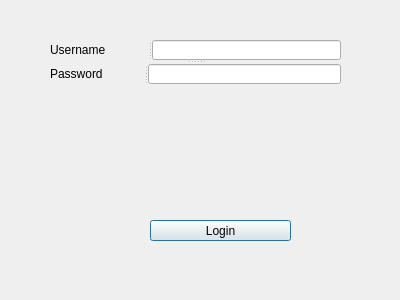
leafo/itchio-app-old, file logindialog.ui: the form before one commit.
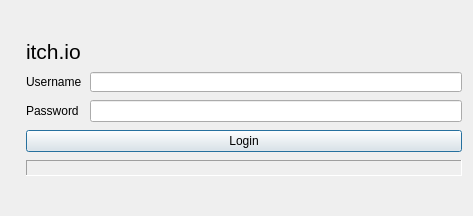
The form after the commit. Icons and pictures are not drawn.

Commit message: redesign login view

What changed in the file:
```diff
--- a/logindialog.ui
+++ b/logindialog.ui
@@ -6,74 +6,127 @@
    <rect>
     <x>0</x>
     <y>0</y>
-    <width>400</width>
-    <height>300</height>
+    <width>473</width>
+    <height>216</height>
    </rect>
   </property>
   <property name="windowTitle">
    <string>Dialog</string>
   </property>
-  <widget class="QPushButton" name="loginButton">
-   <property name="geometry">
-    <rect>
-     <x>150</x>
-     <y>220</y>
-     <width>141</width>
-     <height>21</height>
-    </rect>
+  <layout class="QHBoxLayout" name="horizontalLayout">
+   <property name="spacing">
+    <number>8</number>
    </property>
-   <property name="text">
-    <string>Login</string>
-   </property>
-  </widget>
-  <widget class="QLabel" name="statusLabel">
-   <property name="geometry">
-    <rect>
-     <x>100</x>
-     <y>160</y>
-     <width>181</width>
-     <height>16</height>
-    </rect>
-   </property>
+   <item>
+    <widget class="QLabel" name="label_3">
    <property name="text">
     <string/>
    </property>
-  </widget>
-  <widget class="QSplitter" name="splitter_3">
-   <property name="geometry">
-    <rect>
-     <x>50</x>
-     <y>40</y>
-     <width>291</width>
-     <height>44</height>
-    </rect>
-   </property>
+     <property name="pixmap">
+      <pixmap resource="resources.qrc">:/images/images/itchio-icon-200.png</pixmap>
+     </property>
+    </widget>
+   </item>
+   <item>
+    <layout class="QVBoxLayout" name="verticalLayout">
+     <item>
+      <spacer name="verticalSpacer_2">
    <property name="orientation">
     <enum>Qt::Vertical</enum>
    </property>
-   <widget class="QSplitter" name="splitter">
-    <property name="orientation">
-     <enum>Qt::Horizontal</enum>
-    </property>
+       <property name="sizeHint" stdset="0">
+        <size>
+         <width>20</width>
+         <height>40</height>
+        </size>
+       </property>
+      </spacer>
+     </item>
+     <item>
+      <widget class="QLabel" name="label_4">
+       <property name="font">
+        <font>
+         <pointsize>16</pointsize>
+        </font>
+       </property>
+       <property name="text">
+        <string>itch.io</string>
+       </property>
+      </widget>
+     </item>
+     <item>
+      <layout class="QFormLayout" name="formLayout">
+       <property name="fieldGrowthPolicy">
+        <enum>QFormLayout::AllNonFixedFieldsGrow</enum>
+       </property>
+       <item row="0" column="0">
     <widget class="QLabel" name="label">
      <property name="text">
       <string>Username</string>
      </property>
     </widget>
-    <widget class="QLineEdit" name="usernameInput"/>
-   </widget>
-   <widget class="QSplitter" name="splitter_2">
-    <property name="orientation">
-     <enum>Qt::Horizontal</enum>
-    </property>
+       </item>
+       <item row="0" column="1">
+        <widget class="QLineEdit" name="usernameInput">
+         <property name="minimumSize">
+          <size>
+           <width>176</width>
+           <height>20</height>
+          </size>
+         </property>
+        </widget>
+       </item>
+       <item row="1" column="0">
     <widget class="QLabel" name="label_2">
      <property name="text">
       <string>Password</string>
      </property>
     </widget>
+       </item>
+       <item row="1" column="1">
     <widget class="QLineEdit" name="passwordInput"/>
-   </widget>
-  </widget>
+       </item>
+      </layout>
+     </item>
+     <item>
+      <widget class="QPushButton" name="loginButton">
+       <property name="text">
+        <string>Login</string>
+       </property>
+      </widget>
+     </item>
+     <item>
+      <widget class="QLabel" name="statusLabel">
+       <property name="frameShape">
+        <enum>QFrame::Panel</enum>
+       </property>
+       <property name="frameShadow">
+        <enum>QFrame::Sunken</enum>
+       </property>
+       <property name="text">
+        <string/>
+       </property>
+       <property name="wordWrap">
+        <bool>true</bool>
+       </property>
+      </widget>
+     </item>
+     <item>
+      <spacer name="verticalSpacer">
+       <property name="orientation">
+        <enum>Qt::Vertical</enum>
+       </property>
+       <property name="sizeHint" stdset="0">
+        <size>
+         <width>20</width>
+         <height>40</height>
+        </size>
+       </property>
+      </spacer>
+     </item>
+    </layout>
+   </item>
+  </layout>
  </widget>
  <resources/>
  <connections/>
```
Left out of the diff: 4 changed lines with no effect on the pictures. Lines whose indentation alone changed are shown as unchanged. The commit also changes 3 other files.
